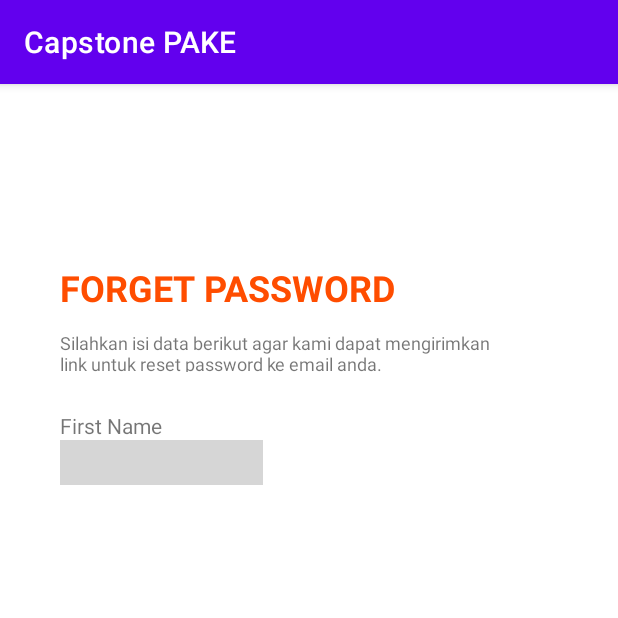
After one commit to aditya-radiant/Capstone-PAKE, an Android app: the ForgetPasswordActivity screen opened directly, with no data from a screen before it, on a phone screen of 412 x 824 dp, the top half of it. The commit adds this screen. Run offline under Robolectric (Android 15) with nearby library versions, the phone set to English and light mode, and no system bars; grey boxes are pictures that could not be loaded.

Commit message:
Add activity_forget_password.xml, ForgetPasswordActivity.kt, edit name edit text also add some string.

```diff
--- a/Android/PAKE/app/src/main/AndroidManifest.xml
+++ b/Android/PAKE/app/src/main/AndroidManifest.xml
@@ -1,6 +1,6 @@
 <?xml version="1.0" encoding="utf-8"?>
 <manifest xmlns:android="http://schemas.android.com/apk/res/android"
-    package="com.capstoneproject.c22ps159.pake">
+    package="com.capstoneproject.c22ps159.pake" >
 
     <application
         android:allowBackup="true"
@@ -8,14 +8,16 @@
         android:label="@string/app_name"
         android:roundIcon="@mipmap/ic_launcher_round"
         android:supportsRtl="true"
-        android:theme="@style/Theme.CapstonePAKE">
+        android:theme="@style/Theme.CapstonePAKE" >
+        <activity
+            android:name=".ui.forgetpassword.ForgetPasswordActivity"
+            android:exported="false" />
         <activity
             android:name=".ui.register.RegisterActivity"
             android:exported="false" />
         <activity
             android:name=".ui.CameraActivity"
             android:exported="false" />
-
         <activity
             android:name=".ui.resetpassword.ResetPasswordActivity"
             android:exported="false" />
@@ -30,7 +32,7 @@
             android:exported="false" />
         <activity
             android:name=".MainActivity"
-            android:exported="true">
+            android:exported="true" >
             <intent-filter>
                 <action android:name="android.intent.action.MAIN" />
 
--- a/Android/PAKE/app/src/main/java/com/capstoneproject/c22ps159/pake/ui/customview/NameEditText.kt
+++ b/Android/PAKE/app/src/main/java/com/capstoneproject/c22ps159/pake/ui/customview/NameEditText.kt
@@ -110,7 +110,7 @@ class NameEditText: TextInputEditText, View.OnTouchListener {
 
     override fun onDraw(canvas: Canvas?) {
         super.onDraw(canvas)
-        background = roundedBackground
+        setBackgroundResource(R.drawable.bg_edttext_border_color)
         textSize = 14F
         textAlignment = View.TEXT_ALIGNMENT_VIEW_START
     }
--- /dev/null
+++ b/Android/PAKE/app/src/main/java/com/capstoneproject/c22ps159/pake/ui/forgetpassword/ForgetPasswordActivity.kt
@@ -0,0 +1,12 @@
+package com.capstoneproject.c22ps159.pake.ui.forgetpassword
+
+import androidx.appcompat.app.AppCompatActivity
+import android.os.Bundle
+import com.capstoneproject.c22ps159.pake.R
+
+class ForgetPasswordActivity : AppCompatActivity() {
+    override fun onCreate(savedInstanceState: Bundle?) {
+        super.onCreate(savedInstanceState)
+        setContentView(R.layout.activity_forget_password)
+    }
+}
--- /dev/null
+++ b/Android/PAKE/app/src/main/res/layout/activity_forget_password.xml
@@ -0,0 +1,66 @@
+<?xml version="1.0" encoding="utf-8"?>
+<androidx.constraintlayout.widget.ConstraintLayout
+    xmlns:android="http://schemas.android.com/apk/res/android"
+    xmlns:tools="http://schemas.android.com/tools"
+    xmlns:app="http://schemas.android.com/apk/res-auto"
+    android:layout_width="match_parent"
+    android:layout_height="match_parent"
+    tools:context=".ui.forgetpassword.ForgetPasswordActivity">
+
+  <TextView
+      android:id="@+id/tv_forget_password"
+      style="@style/TextTitle.bold"
+      android:layout_width="wrap_content"
+      android:layout_height="wrap_content"
+      android:layout_marginStart="40dp"
+      android:layout_marginTop="119dp"
+      android:text="@string/forget_password_title"
+      app:layout_constraintBottom_toBottomOf="parent"
+      app:layout_constraintEnd_toEndOf="parent"
+      app:layout_constraintHorizontal_bias="0.0"
+      app:layout_constraintStart_toStartOf="parent"
+      app:layout_constraintTop_toTopOf="parent"
+      app:layout_constraintVertical_bias="0.0" />
+
+  <TextView
+      android:id="@+id/textView"
+      android:layout_width="288dp"
+      android:layout_height="28dp"
+      android:layout_marginTop="12dp"
+      android:text="@string/tv_description_forget_password"
+      android:textSize="12dp"
+      app:layout_constraintBottom_toBottomOf="parent"
+      app:layout_constraintEnd_toEndOf="@+id/tv_forget_password"
+      app:layout_constraintHorizontal_bias="0.0"
+      app:layout_constraintStart_toStartOf="@+id/tv_forget_password"
+      app:layout_constraintTop_toBottomOf="@+id/tv_forget_password"
+      app:layout_constraintVertical_bias="0.0" />
+
+  <TextView
+      android:id="@+id/textView2"
+      android:layout_width="wrap_content"
+      android:layout_height="wrap_content"
+      android:layout_marginTop="26dp"
+      android:text="@string/tv_first_name"
+      app:layout_constraintBottom_toBottomOf="parent"
+      app:layout_constraintEnd_toEndOf="@+id/textView"
+      app:layout_constraintHorizontal_bias="0.0"
+      app:layout_constraintStart_toStartOf="@+id/textView"
+      app:layout_constraintTop_toBottomOf="@+id/textView"
+      app:layout_constraintVertical_bias="0.0" />
+
+  <com.capstoneproject.c22ps159.pake.ui.customview.NameEditText
+      android:id="@+id/emailEditText"
+      style="@style/Widget.MaterialComponents.TextInputLayout.OutlinedBox"
+      android:layout_width="135dp"
+      android:layout_height="30dp"
+      android:layout_marginEnd="32dp"
+      app:layout_constraintBottom_toBottomOf="parent"
+      app:layout_constraintEnd_toEndOf="parent"
+      app:layout_constraintHorizontal_bias="0.0"
+      app:layout_constraintStart_toStartOf="@+id/textView2"
+      app:layout_constraintTop_toBottomOf="@+id/textView2"
+      app:layout_constraintVertical_bias="0.0"
+      app:startIconDrawable="@drawable/ic_email" />
+
+</androidx.constraintlayout.widget.ConstraintLayout>
--- a/Android/PAKE/app/src/main/res/values/strings.xml
+++ b/Android/PAKE/app/src/main/res/values/strings.xml
@@ -12,4 +12,7 @@
     <string name="Welcome">Welcome to PAKE</string>
     <string name="car_type">Car Type</string>
     <string name="number_plat">Number Plate</string>
+    <string name="forget_password_title">FORGET PASSWORD</string>
+    <string name="tv_description_forget_password">Silahkan isi data berikut agar kami dapat mengirimkan link untuk reset password ke email anda.</string>
+    <string name="tv_first_name">First Name</string>
 </resources>
```
